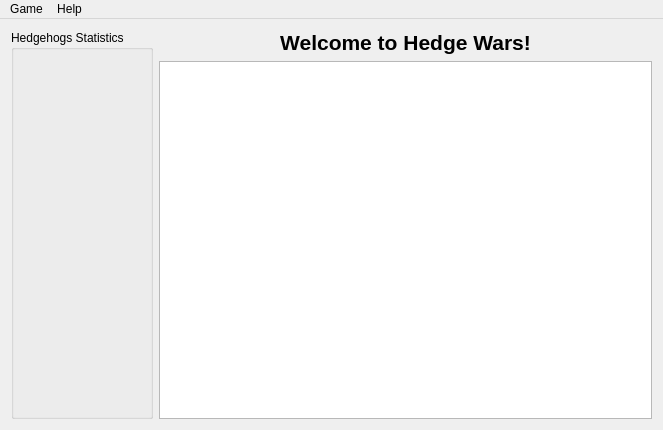
This is DedgehogDesk/umain.ui in trousev/hedgehogs-wars as Qt 5 draws it before an edit. The edited form follows.
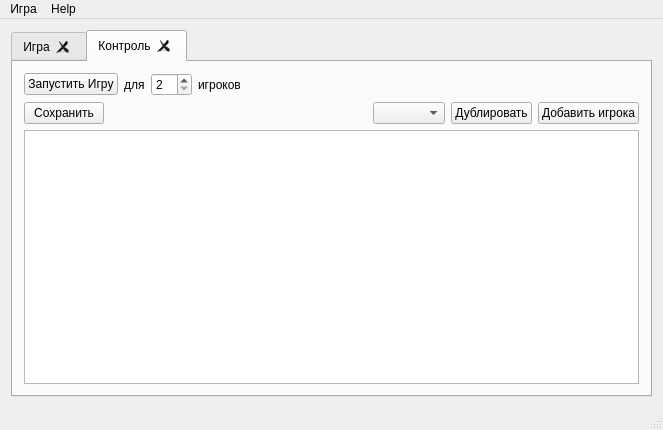
This is the edited form. The open tabs and pages were chosen to show the change.

Patch:
```diff
--- a/DedgehogDesk/umain.ui
+++ b/DedgehogDesk/umain.ui
@@ -15,31 +15,180 @@
   </property>
   <widget class="QWidget" name="centralWidget">
    <layout class="QGridLayout" name="gridLayout">
-    <item row="1" column="1">
-     <widget class="QGraphicsView" name="_main_view"/>
-    </item>
-    <item row="0" column="1">
-     <widget class="QLabel" name="_status">
-      <property name="font">
-       <font>
-        <pointsize>16</pointsize>
-        <weight>75</weight>
-        <bold>true</bold>
-       </font>
+    <item row="0" column="0">
+     <widget class="QTabWidget" name="_tab">
+      <property name="currentIndex">
+       <number>0</number>
       </property>
-      <property name="text">
-       <string>Welcome to Hedge Wars!</string>
+      <property name="tabsClosable">
+       <bool>true</bool>
       </property>
-      <property name="alignment">
-       <set>Qt::AlignCenter</set>
-      </property>
-     </widget>
-    </item>
-    <item row="0" column="0" rowspan="2">
-     <widget class="QGroupBox" name="_stats">
-      <property name="title">
-       <string>Hedgehogs Statistics</string>
-      </property>
+      <widget class="QWidget" name="tab">
+       <attribute name="title">
+        <string>Игра</string>
+       </attribute>
+       <layout class="QGridLayout" name="gridLayout_3">
+        <item row="0" column="0" rowspan="2">
+         <widget class="QGroupBox" name="_stats">
+          <property name="title">
+           <string>Игроки</string>
+          </property>
+         </widget>
+        </item>
+        <item row="0" column="1">
+         <widget class="QLabel" name="_status">
+          <property name="font">
+           <font>
+            <pointsize>16</pointsize>
+            <weight>75</weight>
+            <bold>true</bold>
+           </font>
+          </property>
+          <property name="text">
+           <string>Welcome to Hedgehog Wars!</string>
+          </property>
+          <property name="alignment">
+           <set>Qt::AlignCenter</set>
+          </property>
+         </widget>
+        </item>
+        <item row="1" column="1">
+         <widget class="QGraphicsView" name="_main_view"/>
+        </item>
+        <item row="1" column="2">
+         <widget class="QGroupBox" name="groupBox">
+          <property name="title">
+           <string>События</string>
+          </property>
+          <layout class="QGridLayout" name="gridLayout_2">
+           <item row="0" column="0">
+            <widget class="QTextBrowser" name="_log">
+             <property name="sizePolicy">
+              <sizepolicy hsizetype="Preferred" vsizetype="Expanding">
+               <horstretch>0</horstretch>
+               <verstretch>0</verstretch>
+              </sizepolicy>
+             </property>
+            </widget>
+           </item>
+          </layout>
+         </widget>
+        </item>
+       </layout>
+      </widget>
+      <widget class="QWidget" name="tab_3">
+       <attribute name="title">
+        <string>Контроль</string>
+       </attribute>
+       <layout class="QVBoxLayout" name="verticalLayout">
+        <item>
+         <layout class="QHBoxLayout" name="horizontalLayout_2">
+          <item>
+           <widget class="QPushButton" name="_start_game">
+            <property name="text">
+             <string>Запустить Игру</string>
+            </property>
+           </widget>
+          </item>
+          <item>
+           <widget class="QLabel" name="label">
+            <property name="text">
+             <string>для</string>
+            </property>
+           </widget>
+          </item>
+          <item>
+           <widget class="QSpinBox" name="_player_count">
+            <property name="minimum">
+             <number>2</number>
+            </property>
+            <property name="maximum">
+             <number>15</number>
+            </property>
+           </widget>
+          </item>
+          <item>
+           <widget class="QLabel" name="label_2">
+            <property name="text">
+             <string>игроков</string>
+            </property>
+           </widget>
+          </item>
+          <item>
+           <spacer name="horizontalSpacer">
+            <property name="orientation">
+             <enum>Qt::Horizontal</enum>
+            </property>
+            <property name="sizeHint" stdset="0">
+             <size>
+              <width>40</width>
+              <height>20</height>
+             </size>
+            </property>
+           </spacer>
+          </item>
+         </layout>
+        </item>
+        <item>
+         <layout class="QHBoxLayout" name="horizontalLayout">
+          <item>
+           <widget class="QPushButton" name="_savebut">
+            <property name="text">
+             <string>Сохранить</string>
+            </property>
+           </widget>
+          </item>
+          <item>
+           <widget class="QLabel" name="_filename">
+            <property name="text">
+             <string/>
+            </property>
+           </widget>
+          </item>
+          <item>
+           <spacer name="horizontalSpacer_2">
+            <property name="orientation">
+             <enum>Qt::Horizontal</enum>
+            </property>
+            <property name="sizeHint" stdset="0">
+             <size>
+              <width>40</width>
+              <height>20</height>
+             </size>
+            </property>
+           </spacer>
+          </item>
+          <item>
+           <widget class="QComboBox" name="_player_list"/>
+          </item>
+          <item>
+           <widget class="QPushButton" name="_duplicate">
+            <property name="text">
+             <string>Дублировать</string>
+            </property>
+           </widget>
+          </item>
+          <item>
+           <widget class="QPushButton" name="_add_player">
+            <property name="text">
+             <string>Добавить игрока</string>
+            </property>
+           </widget>
+          </item>
+         </layout>
+        </item>
+        <item>
+         <widget class="QPlainTextEdit" name="_text">
+          <property name="font">
+           <font>
+            <family>Monospace</family>
+            <pointsize>10</pointsize>
+           </font>
+          </property>
+         </widget>
+        </item>
+       </layout>
+      </widget>
      </widget>
     </item>
    </layout>
@@ -55,7 +204,7 @@
    </property>
    <widget class="QMenu" name="menuGame">
     <property name="title">
-     <string>Game</string>
+     <string>Игра</string>
     </property>
     <addaction name="separator"/>
     <addaction name="actionExit"/>
@@ -69,6 +218,7 @@
    <addaction name="menuGame"/>
    <addaction name="menuHelp"/>
   </widget>
+  <widget class="QStatusBar" name="statusBar"/>
   <action name="actionAbout">
    <property name="text">
     <string>About</string>
```
Left out of the diff: 6 changed lines with no effect on the pictures.
